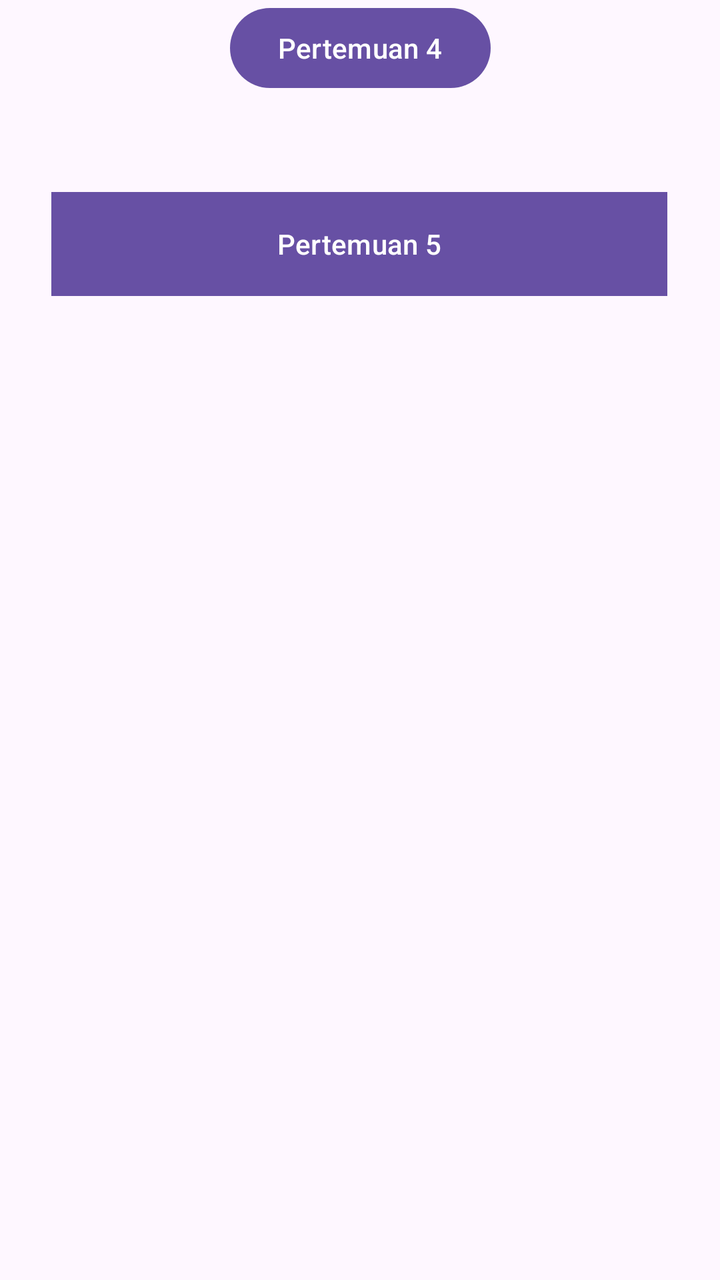
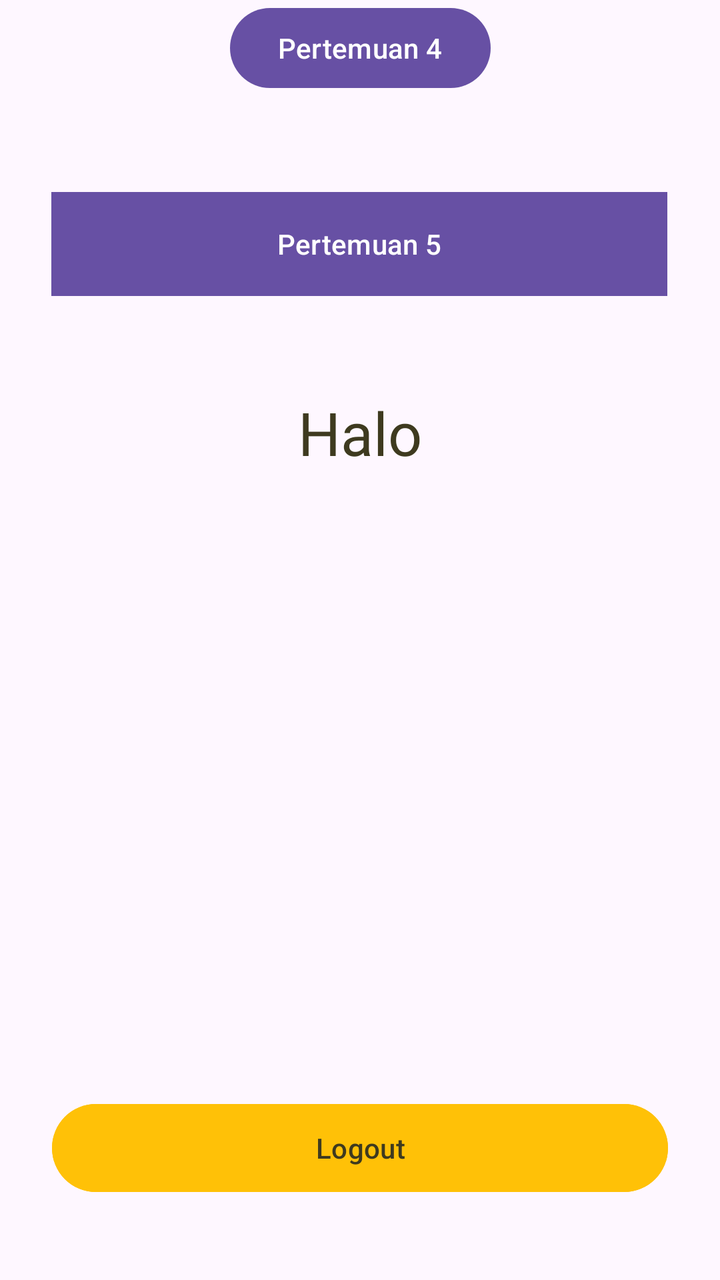

Before-and-after screenshots of an Android layout around one commit, followed by the original layout XML and the change that was made.
<!-- AndroidManifest.xml: application theme Theme.Jupiter_mirna -->
<!-- res/layout/activity_main.xml -->
<?xml version="1.0" encoding="utf-8"?>
<androidx.constraintlayout.widget.ConstraintLayout xmlns:android="http://schemas.android.com/apk/res/android"
    xmlns:app="http://schemas.android.com/apk/res-auto"
    xmlns:tools="http://schemas.android.com/tools"
    android:id="@+id/main"
    android:layout_width="match_parent"
    android:layout_height="match_parent"
    tools:context=".MainActivity">

    <Button
        android:id="@+id/btnToFourth"
        android:layout_width="wrap_content"
        android:layout_height="wrap_content"
        android:text="Pertemuan 4"
        app:layout_constraintEnd_toEndOf="parent"
        app:layout_constraintStart_toStartOf="parent"
        tools:layout_editor_absoluteY="261dp" />

    <Button
        android:id="@+id/btnToFifth"
        android:layout_width="308dp"
        android:layout_height="52dp"
        android:background="?attr/colorPrimary"
        android:text="Pertemuan 5"
        app:layout_constraintBottom_toBottomOf="parent"
        app:layout_constraintEnd_toEndOf="parent"
        app:layout_constraintHorizontal_bias="0.495"
        app:layout_constraintStart_toStartOf="parent"
        app:layout_constraintTop_toTopOf="parent"
        app:layout_constraintVertical_bias="0.163" />

</androidx.constraintlayout.widget.ConstraintLayout>
<!-- resources referenced by this layout -->
<resources>
  <style name="Theme.Jupiter_mirna" parent="Base.Theme.Jupiter_mirna" />
  <style name="Base.Theme.Jupiter_mirna" parent="Theme.Material3.DayNight.NoActionBar">
          
          
      </style>
</resources>

<!-- the commit's change to res/layout/activity_main.xml (unified diff, before → after) -->
@@ -29,4 +29,29 @@
         app:layout_constraintTop_toTopOf="parent"
         app:layout_constraintVertical_bias="0.163" />
 
+    <TextView
+        android:id="@+id/textHalo"
+        android:layout_width="wrap_content"
+        android:layout_height="wrap_content"
+        android:layout_marginTop="48dp"
+        android:fontFamily="@font/cweyons_regular"
+        android:text="Halo"
+        android:textColor="@color/teks_gelap"
+        android:textSize="30sp"
+        app:layout_constraintEnd_toEndOf="parent"
+        app:layout_constraintStart_toStartOf="parent"
+        app:layout_constraintTop_toBottomOf="@id/btnToFifth" />
+
+    <Button
+        android:id="@+id/btnLogout"
+        android:layout_width="308dp"
+        android:layout_height="52dp"
+        android:layout_marginBottom="40dp"
+        android:backgroundTint="@color/amber"
+        android:text="Logout"
+        android:textColor="@color/teks_gelap"
+        app:layout_constraintBottom_toBottomOf="parent"
+        app:layout_constraintEnd_toEndOf="parent"
+        app:layout_constraintStart_toStartOf="parent" />
+
 </androidx.constraintlayout.widget.ConstraintLayout>
<!-- resource entries referenced after the edit -->
@@ -1,5 +1,7 @@
 <!-- resources referenced by this layout -->
 <resources>
+  <color name="amber">#FFC107</color>
+  <color name="teks_gelap">#3E3A1F</color>
   <style name="Theme.Jupiter_mirna" parent="Base.Theme.Jupiter_mirna" />
   <style name="Base.Theme.Jupiter_mirna" parent="Theme.Material3.DayNight.NoActionBar">
           
